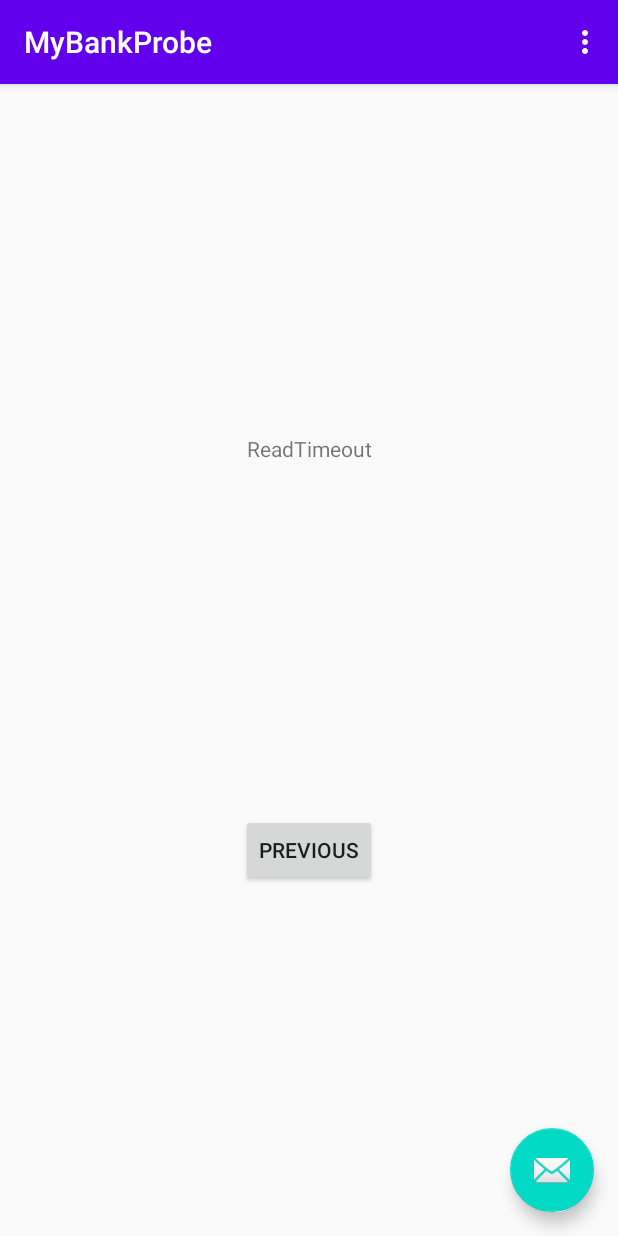
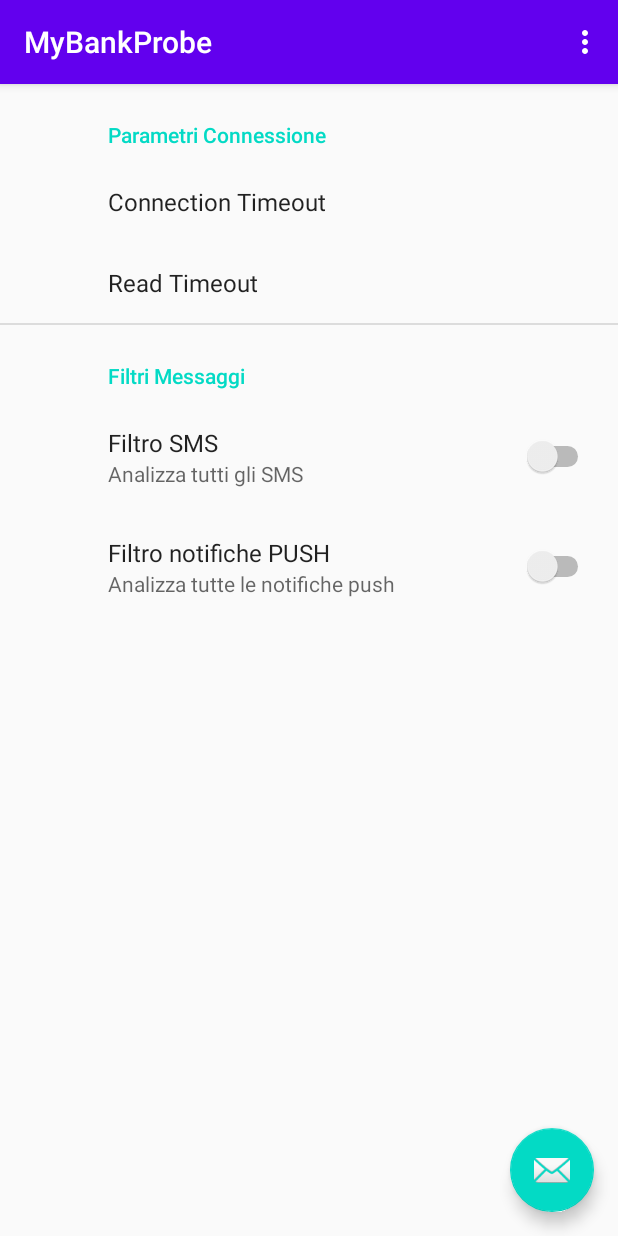
Before and after one commit to brunorenz/MyBankProbeApp, an Android app: the screen it shows after launch (MainActivity), in the options menu, after a tap on "Impostazioni", on a phone screen of 412 x 824 dp. Run offline under Robolectric (Android 15) with nearby library versions, the phone set to English and light mode, and no system bars; our stand-ins replace androidx.preference.

Commit message:
Initial commit

```diff
--- a/app/build.gradle
+++ b/app/build.gradle
@@ -29,6 +29,7 @@ dependencies {
     implementation 'androidx.constraintlayout:constraintlayout:1.1.3'
     implementation 'androidx.navigation:navigation-fragment:2.3.0'
     implementation 'androidx.navigation:navigation-ui:2.3.0'
+    implementation 'androidx.preference:preference:1.1.1'
     testImplementation 'junit:junit:4.13'
     androidTestImplementation 'androidx.test.ext:junit:1.1.1'
     androidTestImplementation 'androidx.test.espresso:espresso-core:3.2.0'
--- a/app/src/main/java/it/brunorenz/mybank/mybankconfiguration/SettingFragment.java
+++ b/app/src/main/java/it/brunorenz/mybank/mybankconfiguration/SettingFragment.java
@@ -1,16 +1,50 @@
 package it.brunorenz.mybank.mybankconfiguration;
 
 import android.os.Bundle;
+import android.util.Log;
 import android.view.LayoutInflater;
 import android.view.View;
 import android.view.ViewGroup;
 
 import androidx.annotation.NonNull;
+import androidx.annotation.Nullable;
 import androidx.fragment.app.Fragment;
 import androidx.navigation.fragment.NavHostFragment;
+import androidx.preference.Preference;
+import androidx.preference.PreferenceFragmentCompat;
 
-public class SettingFragment extends Fragment {
+public class SettingFragment extends PreferenceFragmentCompat {
 
+
+    private static final String TAG =
+            SettingFragment.class.getSimpleName();
+    @Override
+    public void onCreatePreferences(Bundle savedInstanceState, String rootKey) {
+        setPreferencesFromResource(R.xml.settings, rootKey);
+    }
+
+    @Override
+    public void onSaveInstanceState(@NonNull Bundle outState) {
+        Log.d(TAG,"onSaveInstanceState");
+        super.onSaveInstanceState(outState);
+    }
+
+    @Override
+    public void onCreate(@Nullable Bundle savedInstanceState) {
+        if (savedInstanceState != null)
+        {
+            Object c = savedInstanceState.get("connTimeout");
+            Log.d(TAG,"connTimeout = "+c);
+        }
+        super.onCreate(savedInstanceState);
+    }
+
+    @Override
+    public boolean onPreferenceTreeClick(Preference preference) {
+        Log.d(TAG,"onPreferenceTreeClick "+preference.toString());
+        return super.onPreferenceTreeClick(preference);
+    }
+    /*
     @Override
     public View onCreateView(
             LayoutInflater inflater, ViewGroup container,
@@ -31,4 +65,5 @@ public class SettingFragment extends Fragment {
             }
         });
     }
+    */
 }
--- a/app/src/main/res/layout/fragment_setting.xml
+++ b/app/src/main/res/layout/fragment_setting.xml
@@ -1,30 +1,14 @@
 <?xml version="1.0" encoding="utf-8"?>
 <androidx.constraintlayout.widget.ConstraintLayout xmlns:android="http://schemas.android.com/apk/res/android"
-    xmlns:app="http://schemas.android.com/apk/res-auto"
     xmlns:tools="http://schemas.android.com/tools"
     android:layout_width="match_parent"
     android:layout_height="match_parent"
     tools:context=".SecondFragment">
 
-    <TextView
-        android:id="@+id/tReadTimeout"
-        android:layout_width="wrap_content"
-        android:layout_height="wrap_content"
-        android:text="ReadTimeout"
-        app:layout_constraintBottom_toTopOf="@id/button_second"
-        app:layout_constraintEnd_toEndOf="parent"
-        app:layout_constraintStart_toStartOf="parent"
-        app:layout_constraintTop_toTopOf="parent" />
-
-    <Button
-        android:id="@+id/button_second"
-        android:layout_width="wrap_content"
-        android:layout_height="wrap_content"
-        android:text="@string/previous"
-        app:layout_constraintBottom_toBottomOf="parent"
-        app:layout_constraintEnd_toEndOf="parent"
-        app:layout_constraintStart_toStartOf="parent"
-        app:layout_constraintTop_toBottomOf="@id/tReadTimeout" />
+    <FrameLayout
+        android:id="@+id/settings"
+        android:layout_width="match_parent"
+        android:layout_height="match_parent" />
 
 
 </androidx.constraintlayout.widget.ConstraintLayout>
--- /dev/null
+++ b/app/src/main/res/xml/settings.xml
@@ -0,0 +1,36 @@
+<?xml version="1.0" encoding="utf-8"?>
+<androidx.preference.PreferenceScreen xmlns:android="http://schemas.android.com/apk/res/android">
+
+    <androidx.preference.PreferenceCategory
+        android:layout_width="wrap_content"
+        android:layout_height="wrap_content"
+        android:title="Parametri Connessione">
+
+        <androidx.preference.EditTextPreference
+            android:inputType="number"
+            android:key="connTimeout"
+            android:singleLine="true"
+            android:title="Connection Timeout" />
+        <androidx.preference.EditTextPreference
+            android:inputType="number"
+            android:key="readTimeout"
+            android:singleLine="true"
+            android:title="Read Timeout" />
+    </androidx.preference.PreferenceCategory>
+    <androidx.preference.PreferenceCategory android:title="Filtri Messaggi">
+
+        <androidx.preference.SwitchPreference
+            android:defaultValue="false"
+            android:key="smsFilter"
+            android:summaryOff="Analizza tutti gli SMS"
+            android:summaryOn="Analizza solo gli SMS filtrati"
+
+            android:title="Filtro SMS" />
+        <androidx.preference.SwitchPreference
+            android:defaultValue="false"
+            android:key="pushFilter"
+            android:summaryOff="Analizza tutte le notifiche push"
+            android:summaryOn="Analizza solo le notifiche push filtrate"
+            android:title="Filtro notifiche PUSH" />
+    </androidx.preference.PreferenceCategory>
+</androidx.preference.PreferenceScreen>
```
